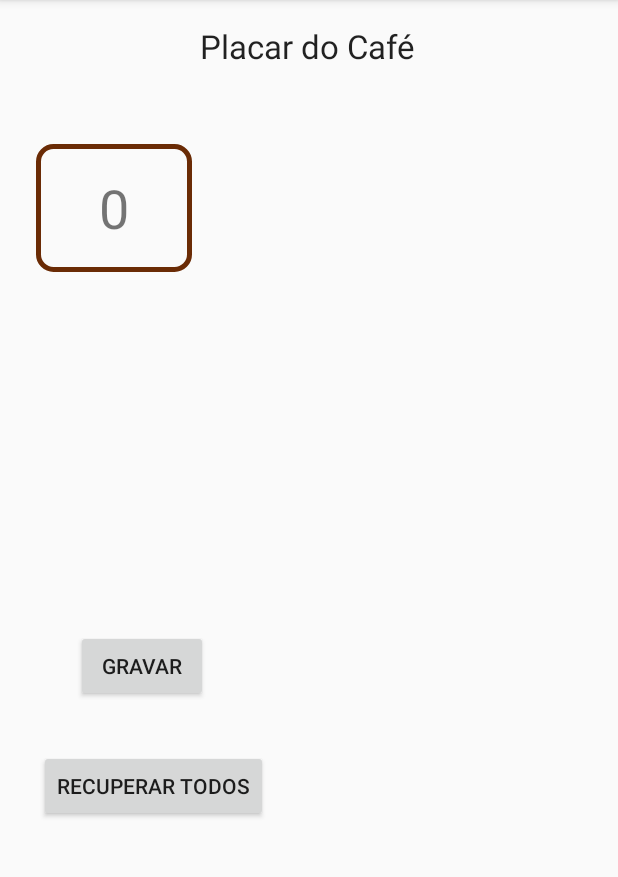
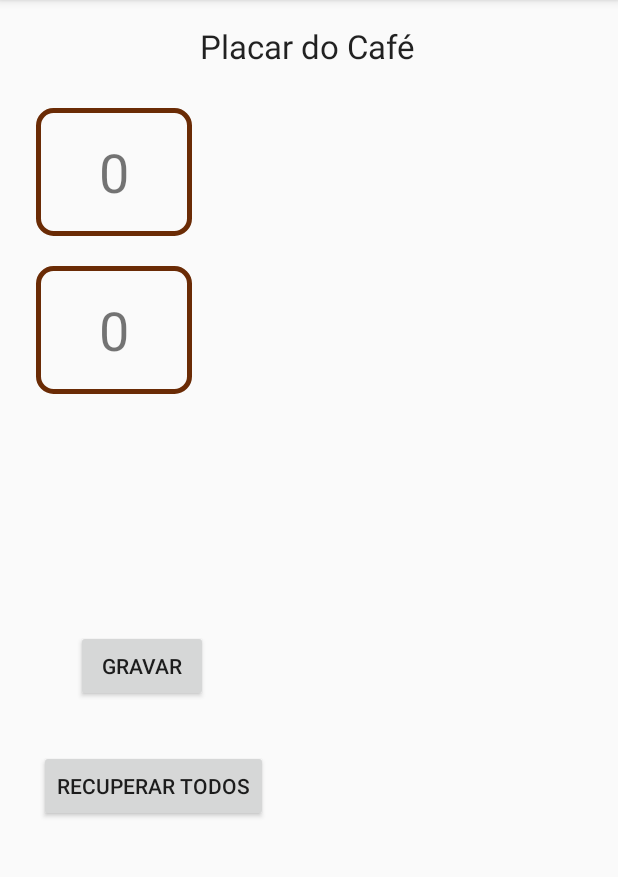
Before and after one commit to rafaelmmedeiros/CoffeeLife2021, an Android app: the screen it shows after launch (MainActivity), on a phone screen of 412 x 824 dp, the part 84-961 px from its top. Run offline under Robolectric (Android 15) with nearby library versions, the phone set to English and light mode, and no system bars.

Commit message:
Contador Café do dia

```diff
--- a/app/src/main/java/br/com/coffee/dao/CoffeeDAO.java
+++ b/app/src/main/java/br/com/coffee/dao/CoffeeDAO.java
@@ -54,6 +54,7 @@ public class CoffeeDAO {
                 Coffee coffee = new Coffee();
                 coffee.setPk_coffee(Integer.parseInt(cursor.getString(0)));
                 coffee.setTipo(cursor.getString(1));
+                coffee.setData(cursor.getString(2));
 
                 // 3.1. adicionar o func a lista de funcionarios
                 coffeeList.add(coffee);
@@ -69,7 +70,17 @@ public class CoffeeDAO {
     public long totalCoffees() {
 
         this.db = mySQLiteHelper.getWritableDatabase();
-        SQLiteStatement s = db.compileStatement( "select count(*) from tb_coffees;");
+        SQLiteStatement s = db.compileStatement("select count(*) from tb_coffees;");
+        long total = s.simpleQueryForLong();
+        db.close();
+
+        return total;
+    }
+
+    public long totalCoffeesHoje() {
+
+        this.db = mySQLiteHelper.getWritableDatabase();
+        SQLiteStatement s = db.compileStatement("select count(*) from tb_coffees WHERE created_at >= date('now');");
         long total = s.simpleQueryForLong();
         db.close();
 
--- a/app/src/main/java/br/com/coffee/model/Coffee.java
+++ b/app/src/main/java/br/com/coffee/model/Coffee.java
@@ -1,8 +1,11 @@
 package br.com.coffee.model;
+
+import java.util.Date;
 
 public class Coffee {
     private int pk_coffee;
     private String tipo;
+    private String created_at;
 
     public Coffee() {
 
@@ -15,6 +18,14 @@ public class Coffee {
     public Coffee(int _pk_coffee, String _tipo) {
         this.pk_coffee = _pk_coffee;
         this.tipo = _tipo;
+    }
+
+    public String getData() {
+        return created_at;
+    }
+
+    public void setData(String created_at) {
+        this.created_at = created_at;
     }
 
     public String getTipo() {
--- a/app/src/main/java/br/com/coffee/util/MySQLiteHelper.java
+++ b/app/src/main/java/br/com/coffee/util/MySQLiteHelper.java
@@ -18,7 +18,8 @@ public class MySQLiteHelper extends SQLiteOpenHelper {
         String sqlCreateTableTbcoffees =
                 "CREATE TABLE IF NOT EXISTS tb_coffees ("
                         + "pk_coffee integer PRIMARY KEY AUTOINCREMENT,"
-                        + "tipo varchar(70) NOT NULL);";
+                        + "tipo varchar(70) NOT NULL,"
+                        + "created_at TIMESTAMP default current_timestamp);";
 
         // create tb_coffees table
         db.execSQL(sqlCreateTableTbcoffees);
--- a/app/src/main/java/com/coffee/coffeelife/MainActivity.java
+++ b/app/src/main/java/com/coffee/coffeelife/MainActivity.java
@@ -12,19 +12,23 @@ import br.com.coffee.dao.CoffeeDAO;
 public class MainActivity extends AppCompatActivity {
 
     private TextView textTotalCooffees;
+    private TextView getTextTotalCooffeesHoje;
 
     @Override
     protected void onCreate(Bundle savedInstanceState) {
         super.onCreate(savedInstanceState);
         setContentView(R.layout.activity_main);
 
-        textTotalCooffees = (TextView) findViewById(R.id.tv_totalcoffees);
+        textTotalCooffees = (TextView) findViewById(R.id.tv_total_coffees);
+        getTextTotalCooffeesHoje = (TextView) findViewById(R.id.tv_total_coffees_hoje);
+
     }
 
     @Override
     protected void onResume() {
         super.onResume();
         totalCoffees();
+        totalCoffeesHoje();
     }
 
     // ACTIVITIES INTENTS
@@ -44,4 +48,13 @@ public class MainActivity extends AppCompatActivity {
         textTotalCooffees.setText(toshow);
     }
 
+    public void totalCoffeesHoje() {
+        CoffeeDAO coffeeDAO = new CoffeeDAO(this);
+
+        long total = coffeeDAO.totalCoffeesHoje();
+        String toshow = Long.toString(total);
+
+        getTextTotalCooffeesHoje.setText(toshow);
+    }
+
 }
--- a/app/src/main/java/com/coffee/coffeelife/RegistrarCafeActivity.java
+++ b/app/src/main/java/com/coffee/coffeelife/RegistrarCafeActivity.java
@@ -41,7 +41,7 @@ public class RegistrarCafeActivity extends AppCompatActivity {
         ArrayList<String> coffeeListDetalhado = new ArrayList<String>();
 
         for (Coffee f : coffeeList) {
-            coffeeListDetalhado.add("Tipo: " + f.getTipo());
+            coffeeListDetalhado.add("Tipo: " + f.getTipo() + " - Data: " + f.getData());
         }
 
         ArrayAdapter<String> arrayAdapter = new ArrayAdapter<String>(this, android.R.layout.simple_list_item_1, coffeeListDetalhado);
--- a/app/src/main/res/layout/activity_main.xml
+++ b/app/src/main/res/layout/activity_main.xml
@@ -46,12 +46,12 @@
         app:layout_constraintTop_toTopOf="parent" />
 
     <TextView
-        android:id="@+id/tv_totalcoffees"
+        android:id="@+id/tv_total_coffees"
         android:layout_width="104dp"
         android:layout_height="85dp"
         android:layout_marginStart="24dp"
         android:layout_marginLeft="24dp"
-        android:layout_marginTop="96dp"
+        android:layout_marginTop="72dp"
         android:layout_marginEnd="286dp"
         android:layout_marginRight="286dp"
         android:background="@drawable/txview_1"
@@ -64,5 +64,24 @@
         app:layout_constraintStart_toStartOf="parent"
         app:layout_constraintTop_toTopOf="parent" />
 
+    <TextView
+        android:id="@+id/tv_total_coffees_hoje"
+        android:layout_width="104dp"
+        android:layout_height="85dp"
+        android:layout_marginStart="24dp"
+        android:layout_marginLeft="24dp"
+        android:layout_marginTop="20dp"
+        android:layout_marginEnd="286dp"
+        android:layout_marginRight="286dp"
+        android:background="@drawable/txview_1"
+
+        android:gravity="center"
+        android:text="200"
+        android:textSize="36sp"
+        app:layout_constraintEnd_toEndOf="parent"
+        app:layout_constraintHorizontal_bias="0.0"
+        app:layout_constraintStart_toStartOf="parent"
+        app:layout_constraintTop_toBottomOf="@+id/tv_total_coffees" />
+
 
 </androidx.constraintlayout.widget.ConstraintLayout>
```
